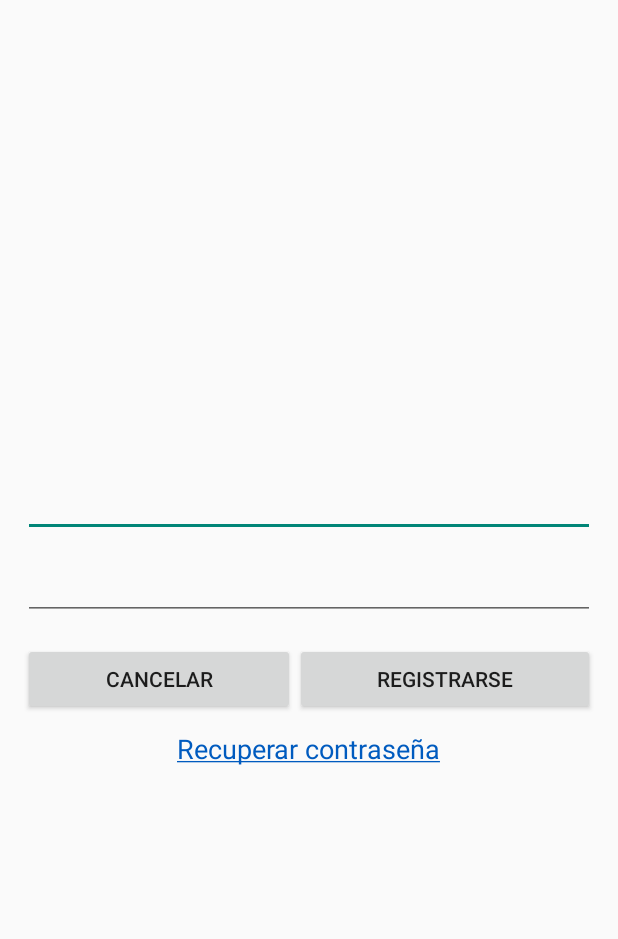
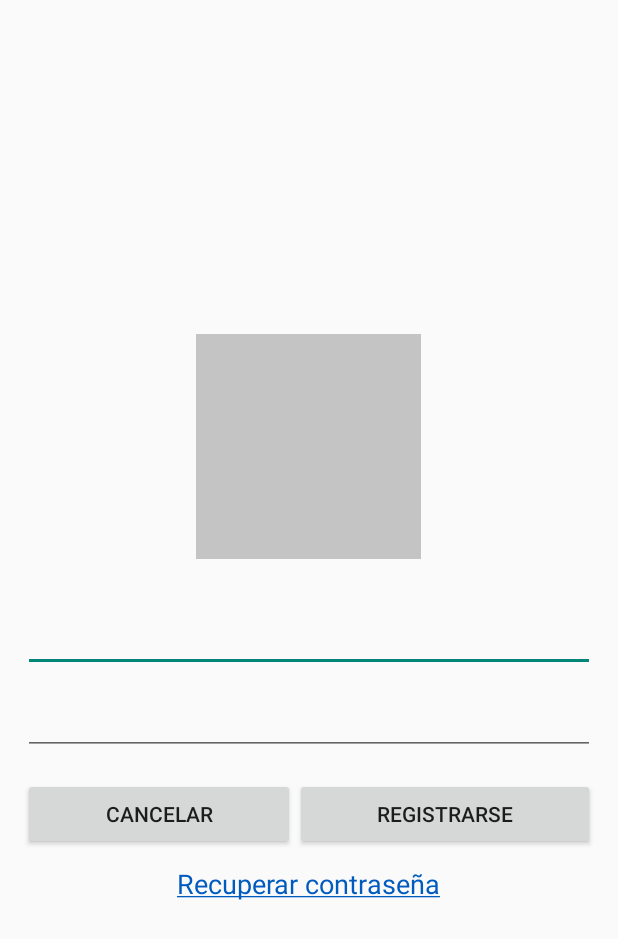
Before and after one commit to EpikHdez/ProyectoProgramado1-Battleships-Moviles, an Android app: the RegisterActivity screen opened directly, with no data from a screen before it, on a phone screen of 412 x 824 dp. Shown: the top 939 px of the screen. Run offline under Robolectric (Android 15) with nearby library versions, the phone set to English and light mode, and no system bars; our stand-ins replace Picasso.

Commit message:
External file storage

```diff
--- a/Battleships/app/build.gradle
+++ b/Battleships/app/build.gradle
@@ -27,4 +27,6 @@ dependencies {
     androidTestImplementation 'com.android.support.test:runner:1.0.1'
     androidTestImplementation 'com.android.support.test.espresso:espresso-core:3.0.1'
     implementation 'com.facebook.android:facebook-android-sdk:[4,5)'
+    compile group: 'com.cloudinary', name: 'cloudinary-android', version: '1.20.0'
+    implementation 'com.squareup.picasso:picasso:2.71828'
 }
--- a/Battleships/app/src/main/java/com/boom/battleships/RegisterActivity.java
+++ /dev/null
@@ -1,41 +0,0 @@
-package com.boom.battleships;
-
-import android.support.v7.app.AppCompatActivity;
-import android.os.Bundle;
-import android.view.View;
-
-public class RegisterActivity extends AppCompatActivity {
-
-    @Override
-    protected void onCreate(Bundle savedInstanceState) {
-        super.onCreate(savedInstanceState);
-        setContentView(R.layout.activity_register);
-    }
-
-    /**
-     * Finishes this activity and returns to the login one.
-     *
-     * @param view
-     */
-    public void onBtnCancelClicked(View view) {
-        finish();
-    }
-
-    /**
-     * Registers a new user into the DB and redirects him to the home activity.
-     *
-     * @param view
-     */
-    public void onBtnRegisterClicked(View view) {
-        //TODO register user into the DB
-    }
-
-    /**
-     * Initializes the process to recover an already registered user's password.
-     *
-     * @param view
-     */
-    public void onLblRecoverPasswordClicked(View view) {
-        //TODO handle the recover password process
-    }
-}
--- /dev/null
+++ b/Battleships/app/src/main/java/com/boom/battleships/interfaces/AsyncTaskRequester.java
@@ -0,0 +1,8 @@
+package com.boom.battleships.interfaces;
+
+/**
+ * Created by erickhdez on 27/3/18.
+ */
+
+public interface AsyncTaskRequester {
+}
--- a/Battleships/app/src/main/java/com/boom/battleships/HomeActivity.java
+++ b/Battleships/app/src/main/java/com/boom/battleships/views/HomeActivity.java
@@ -1,7 +1,9 @@
-package com.boom.battleships;
+package com.boom.battleships.views;
 
 import android.support.v7.app.AppCompatActivity;
 import android.os.Bundle;
+
+import com.boom.battleships.R;
 
 public class HomeActivity extends AppCompatActivity {
 
--- a/Battleships/app/src/main/java/com/boom/battleships/LoginActivity.java
+++ b/Battleships/app/src/main/java/com/boom/battleships/views/LoginActivity.java
@@ -1,4 +1,4 @@
-package com.boom.battleships;
+package com.boom.battleships.views;
 
 import android.content.Intent;
 import android.support.v7.app.AppCompatActivity;
@@ -7,6 +7,7 @@ import android.util.Log;
 import android.view.View;
 import android.widget.Toast;
 
+import com.boom.battleships.R;
 import com.facebook.AccessToken;
 import com.facebook.CallbackManager;
 import com.facebook.FacebookCallback;
--- a/Battleships/app/src/main/res/layout/activity_home.xml
+++ b/Battleships/app/src/main/res/layout/activity_home.xml
@@ -4,6 +4,6 @@
     xmlns:tools="http://schemas.android.com/tools"
     android:layout_width="match_parent"
     android:layout_height="match_parent"
-    tools:context="com.boom.battleships.HomeActivity">
+    tools:context="com.boom.battleships.views.HomeActivity">
 
 </android.support.constraint.ConstraintLayout>
--- a/Battleships/app/src/main/res/layout/activity_login.xml
+++ b/Battleships/app/src/main/res/layout/activity_login.xml
@@ -4,7 +4,7 @@
     xmlns:tools="http://schemas.android.com/tools"
     android:layout_width="match_parent"
     android:layout_height="match_parent"
-    tools:context="com.boom.battleships.LoginActivity">
+    tools:context="com.boom.battleships.views.LoginActivity">
 
     <RelativeLayout
         android:layout_width="match_parent"
--- a/Battleships/app/src/main/res/layout/activity_register.xml
+++ b/Battleships/app/src/main/res/layout/activity_register.xml
@@ -4,7 +4,7 @@
     xmlns:tools="http://schemas.android.com/tools"
     android:layout_width="match_parent"
     android:layout_height="match_parent"
-    tools:context="com.boom.battleships.RegisterActivity">
+    tools:context="com.boom.battleships.views.RegisterActivity">
 
     <RelativeLayout
         android:layout_width="match_parent"
@@ -17,12 +17,21 @@
             android:orientation="vertical"
             android:layout_centerVertical="true">
 
+            <ImageView
+                android:id="@+id/imgPicture"
+                android:layout_width="150dp"
+                android:layout_height="150dp"
+                android:layout_gravity="center_horizontal"
+                android:onClick="onImgPictureClicked"
+                app:srcCompat="@color/cardview_shadow_start_color" />
+
             <EditText
                 android:id="@+id/txtEmail"
                 android:layout_width="match_parent"
                 android:layout_height="wrap_content"
                 android:ems="10"
-                android:inputType="textEmailAddress" />
+                android:inputType="textEmailAddress"
+                android:layout_marginTop="30dp"/>
 
             <EditText
                 android:id="@+id/txtPassword"
--- a/Battleships/app/src/main/res/values/strings.xml
+++ b/Battleships/app/src/main/res/values/strings.xml
@@ -18,6 +18,7 @@
     <string name="btnCancel">Cancelar</string>
     <string name="btnRegister">Registrarse</string>
     <string name="lblRecoverPassword"><u>Recuperar contraseña</u></string>
+    <string name="selectImage">Seleccionar imagen</string>
     <!-- Strings related to register activity -->
 
 </resources>
```
Also changed, not shown: Battleships/app/src/main/AndroidManifest.xml (+8 -3 lines), Battleships/app/src/main/java/com/boom/battleships/MyCustomApplication.java (added, +18 -0 lines), Battleships/app/src/main/java/com/boom/battleships/aync/tasks/UploadImage.java (added, +32 -0 lines), Battleships/app/src/main/java/com/boom/battleships/views/RegisterActivity.java (added, +92 -0 lines).
